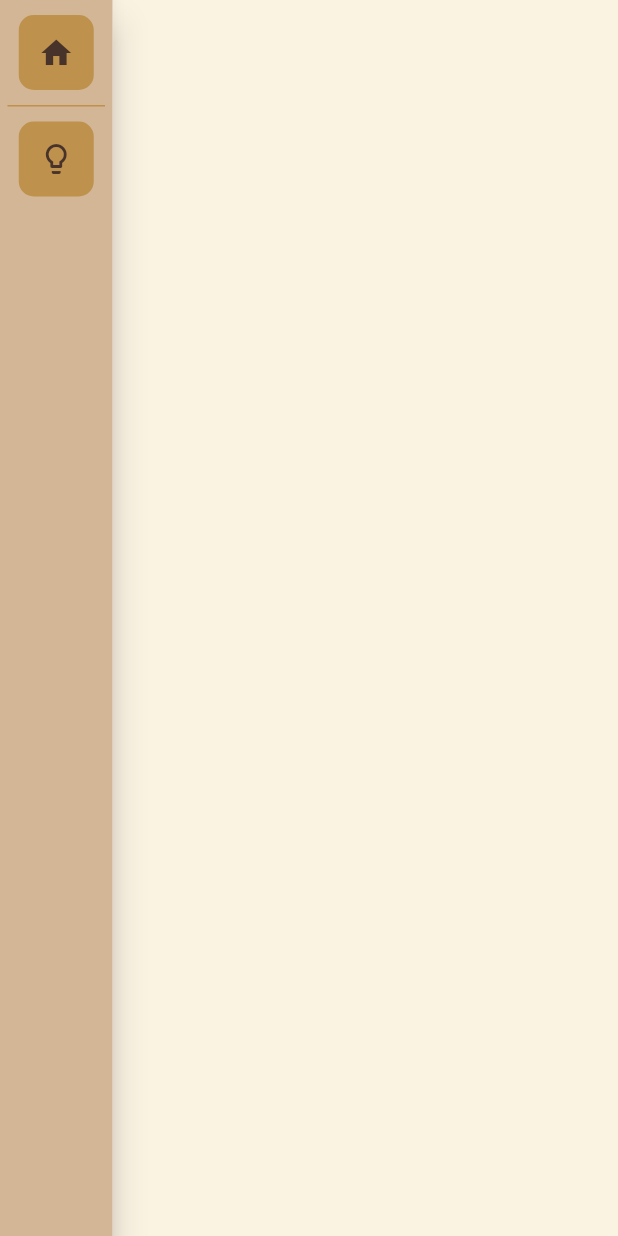
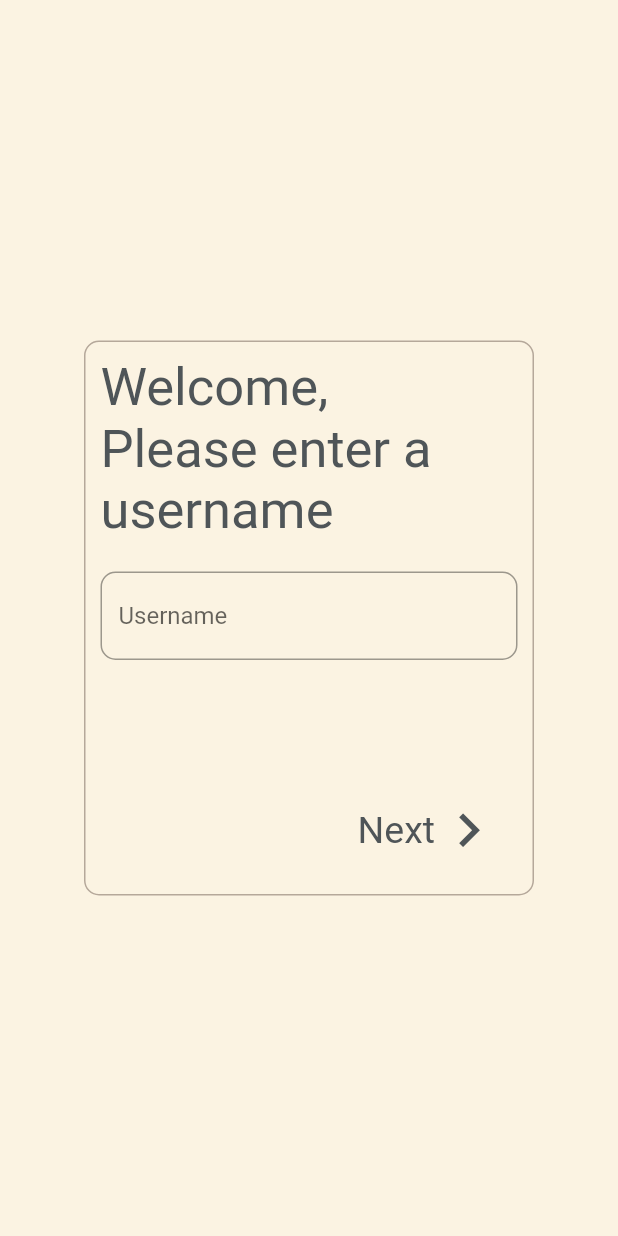
Before and after one commit to PandaBean18/password_manager, a Flutter app: the screen it shows after launch, on a phone screen of 412 x 824 dp. Run offline on Flutter 3.47's test engine with Material 2 defaults, Android fonts, the phone set to English and light mode, and no system bars; missing offline and left inert: dart:ffi, win32.

Commit message:
seperated baseApp from main file. App now opens with sign in page

```diff
--- a/lib/generator.dart
+++ b/lib/generator.dart
@@ -3,7 +3,7 @@ import 'package:flutter/material.dart';
 import 'package:flutter/gestures.dart';
 import 'package:flutter/services.dart';
 import 'dart:math';
-import '../main.dart';
+import '../home.dart';
 
 class Generator extends StatefulWidget {
   const Generator({super.key});
--- a/lib/main.dart
+++ b/lib/main.dart
@@ -1,8 +1,5 @@
-import 'package:flutter/gestures.dart';
 import 'package:flutter/material.dart';
-import '../generator.dart';
-import '../save_credentials.dart';
-import 'dart:io';
+import '../home.dart';
 
 void main() {
   runApp(const MyApp());
@@ -16,175 +13,88 @@ class MyApp extends StatelessWidget {
   Widget build(BuildContext context) {
     return MaterialApp(
       debugShowCheckedModeBanner: false,
-      home: BaseApp(),
+      home: SignUp(),
     );
   }
 }
 
-class BaseApp extends StatefulWidget {
-  const BaseApp({super.key});
+class SignUp extends StatefulWidget {
+  const SignUp({super.key});
 
   @override
-  State<BaseApp> createState() => _BaseAppState();
+  State<SignUp> createState() => _SignUpState();
 }
 
-class _BaseAppState extends State<BaseApp> {
-  double width = 75;
-  Color sidebarWidgetColorFirst = Color.fromARGB(255, 190, 145, 77);
-  Color sidebarWidgetColorSec = Color.fromARGB(255, 190, 145, 77);
-  Color sidebarIconColorFirst = Color.fromARGB(255, 72, 51, 43);
-  Color sidebarIconColorSec = Color.fromARGB(255, 72, 51, 43);
-
-  void _incWidth(PointerEnterEvent p) {
-    setState(() {
-      width = 150;
-    });
-  }
-
-  void _decWidth(PointerEnterEvent) {
-    setState(() {
-      width = 75;
-    });
-  }
-
-  List<Widget> _getChild(Icon icon, Text text) {
-    if (width == 150) {
-      return <Widget>[
-        icon,
-        AnimatedContainer(
-            width: width - 80,
-            duration: Duration(milliseconds: 200),
-            child: text)
-      ];
-    } else {
-      return <Widget>[icon];
-    }
-  }
-
-  void _changeColorFirst(PointerEnterEvent) {
-    if (sidebarWidgetColorFirst == Color.fromARGB(255, 190, 145, 77)) {
-      setState(() {
-        sidebarWidgetColorFirst = Color.fromARGB(255, 72, 51, 43);
-        sidebarIconColorFirst = Color.fromARGB(255, 190, 145, 77);
-      });
-    } else {
-      setState(() {
-        sidebarWidgetColorFirst = Color.fromARGB(255, 190, 145, 77);
-        sidebarIconColorFirst = Color.fromARGB(255, 72, 51, 43);
-      });
-    }
-  }
-
-  void _changeColorSecond(PointerEnterEvent) {
-    if (sidebarWidgetColorSec == Color.fromARGB(255, 190, 145, 77)) {
-      setState(() {
-        sidebarWidgetColorSec = Color.fromARGB(255, 72, 51, 43);
-        sidebarIconColorSec = Color.fromARGB(255, 190, 145, 77);
-      });
-    } else {
-      setState(() {
-        sidebarWidgetColorSec = Color.fromARGB(255, 190, 145, 77);
-        sidebarIconColorSec = Color.fromARGB(255, 72, 51, 43);
-      });
-    }
-  }
-
+class _SignUpState extends State<SignUp> {
   @override
   Widget build(BuildContext context) {
     return Scaffold(
       backgroundColor: Color.fromARGB(255, 251, 243, 226),
-      body: Row(children: [
-        Material(
-            elevation: 10,
-            child: MouseRegion(
-                onEnter: _incWidth,
-                onExit: _decWidth,
-                child: AnimatedContainer(
-                  color: Color.fromARGB(255, 210, 182, 149),
-                  width: width,
-                  duration: Duration(milliseconds: 200),
-                  child: ListView(
-                    children: <Widget>[
-                      InkWell(
-                          onTap: () => {},
-                          child: MouseRegion(
-                              onEnter: _changeColorFirst,
-                              onExit: _changeColorFirst,
-                              child: Align(
-                                  alignment: Alignment.topCenter,
-                                  child: AnimatedContainer(
-                                      margin: EdgeInsets.all(10),
-                                      width: width - 25,
-                                      height: 50,
-                                      duration: Duration(milliseconds: 200),
-                                      alignment: Alignment.center,
+      body: Center(
+        child: Container(
+          height: 370,
+          width: 300,
+          padding: EdgeInsets.all(10),
           decoration: BoxDecoration(
-                                        borderRadius: BorderRadius.circular(10),
-                                        color: sidebarWidgetColorFirst,
-                                      ),
-                                      child: Row(
-                                          mainAxisAlignment:
-                                              MainAxisAlignment.spaceAround,
-                                          children: _getChild(
-                                              Icon(
-                                                Icons.home,
-                                                color: sidebarIconColorFirst,
-                                              ),
+              color: Color.fromARGB(255, 251, 243, 226),
+              border: Border.all(color: Color.fromARGB(100, 72, 51, 43)),
+              borderRadius: BorderRadius.circular(10)),
+          child: Column(
+              mainAxisAlignment: MainAxisAlignment.spaceBetween,
+              children: [
+                Column(
+                  mainAxisAlignment: MainAxisAlignment.spaceBetween,
+                  children: [
                     Text(
-                                                "Home",
-                                                overflow: TextOverflow.fade,
-                                                textAlign: TextAlign.center,
+                      'Welcome,\nPlease enter a username',
                       style: TextStyle(
-                                                    color:
-                                                        sidebarIconColorFirst),
-                                              ))))))),
-                      Align(
-                        alignment: Alignment.topCenter,
-                        child: AnimatedContainer(
-                          duration: Duration(milliseconds: 200),
-                          color: Color.fromARGB(255, 190, 145, 77),
-                          height: 1,
-                          width: width - 10,
+                        color: Color.fromARGB(255, 79, 85, 88),
+                        fontSize: 35,
                       ),
                     ),
+                    Container(
+                      height: 20,
+                    ),
+                    TextField(
+                      decoration: InputDecoration(
+                          border: OutlineInputBorder(
+                            borderRadius: BorderRadius.circular(10),
+                          ),
+                          hintText: 'Username'),
+                    )
+                  ],
+                ),
+                Row(
+                  mainAxisAlignment: MainAxisAlignment.end,
+                  children: [
                     InkWell(
-                          onTap: () => {
+                        onTap: () {
                           Navigator.push(
                               context,
                               MaterialPageRoute(
-                                        builder: ((context) => Generator())))
+                                  builder: ((context) => BaseApp())));
                         },
-                          child: MouseRegion(
-                              onEnter: _changeColorSecond,
-                              onExit: _changeColorSecond,
-                              child: Align(
-                                  alignment: Alignment.topCenter,
-                                  child: AnimatedContainer(
-                                      margin: EdgeInsets.all(10),
-                                      width: width - 25,
-                                      height: 50,
-                                      duration: Duration(milliseconds: 200),
-                                      alignment: Alignment.center,
-                                      decoration: BoxDecoration(
-                                        borderRadius: BorderRadius.circular(10),
-                                        color: sidebarWidgetColorSec,
+                        child: Container(
+                            padding: EdgeInsets.all(10),
+                            child: Row(children: [
+                              Text(
+                                'Next',
+                                style: TextStyle(
+                                  color: Color.fromARGB(255, 79, 85, 88),
+                                  fontSize: 25,
                                 ),
-                                      child: Row(
-                                          mainAxisAlignment:
-                                              MainAxisAlignment.spaceAround,
-                                          children: _getChild(
-                                              Icon(Icons.lightbulb_outline,
-                                                  color: sidebarIconColorSec),
-                                              Text("Generate Password",
-                                                  overflow: TextOverflow.fade,
-                                                  textAlign: TextAlign.center,
-                                                  style: TextStyle(
-                                                      color:
-                                                          sidebarIconColorSec))))))))
+                              ),
+                              Icon(
+                                Icons.navigate_next,
+                                color: Color.fromARGB(255, 79, 85, 88),
+                                size: 45,
+                              )
+                            ])))
                   ],
+                )
+              ]),
         ),
-                )))
-      ]),
+      ),
     );
   }
 }
--- a/pubspec.yaml
+++ b/pubspec.yaml
@@ -37,6 +37,7 @@ dependencies:
   # Use with the CupertinoIcons class for iOS style icons.
   cupertino_icons: ^1.0.2
   win32: ^4.1.4
+  postgres: ^2.5.2
 
 dev_dependencies:
   flutter_test:
```
Also changed, not shown: lib/home.dart (added, +173 -0 lines), pubspec.lock. Lines whose indentation alone changed are shown as unchanged.
